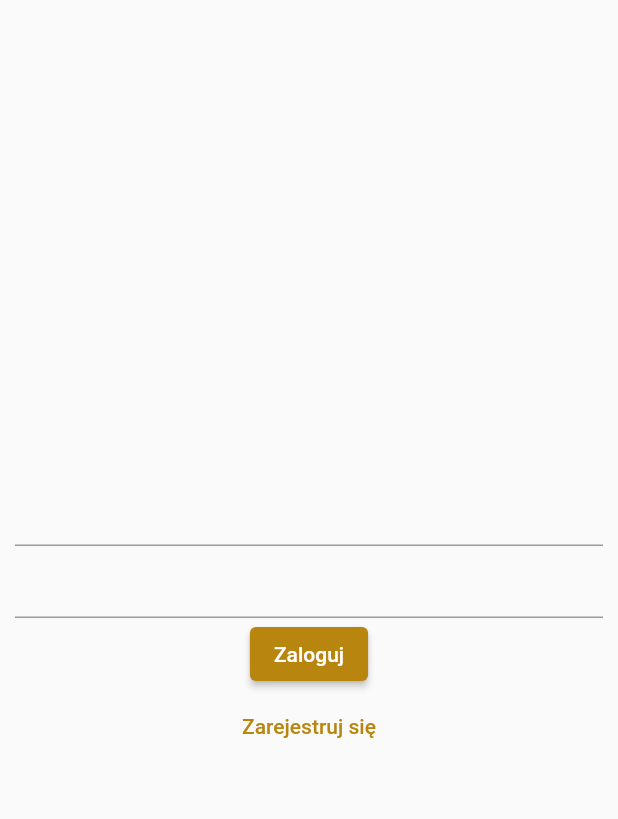
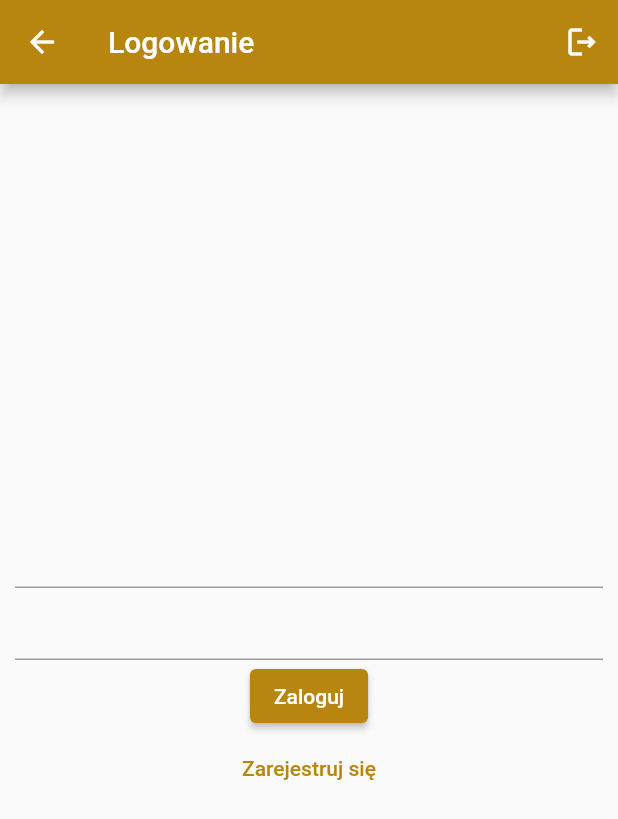
Before and after one commit to FerencMarcin/Cafe-mobile-app, a Flutter app: the AuthView screen opened directly, on a phone screen of 412 x 824 dp. Shown: the top 819 px of the screen. Run offline on Flutter 3.47's test engine with Material 2 defaults, Android fonts, the phone set to English and light mode, and no system bars; our stand-ins replace flutter_secure_storage, get; accounts and stored records are empty; statements that could not run were skipped.

Commit message:
Add appbar #3

```diff
--- a/lib/view/auth_view.dart
+++ b/lib/view/auth_view.dart
@@ -4,6 +4,7 @@ import 'package:flutter/material.dart';
 import 'package:get/get.dart';
 
 import '../theme/colors.dart';
+import 'appBar/appBar_view.dart';
 
 enum AuthMode {login, register}
 const List<String> sexList = <String>["Mężczyzna", "Kobieta"];
@@ -31,6 +32,7 @@ class _AuthViewState extends State<AuthView> {
   @override
   Widget build(BuildContext context) {
     return Scaffold(
+      appBar: AppBarView(appBarTitle: _formType == AuthMode.login ? 'Logowanie' : 'Rejestracja'),
       body: Padding(
         padding: EdgeInsets.symmetric(horizontal: 10),
         child: _formType == AuthMode.login ? loginForm() : registrationForm(),
```
